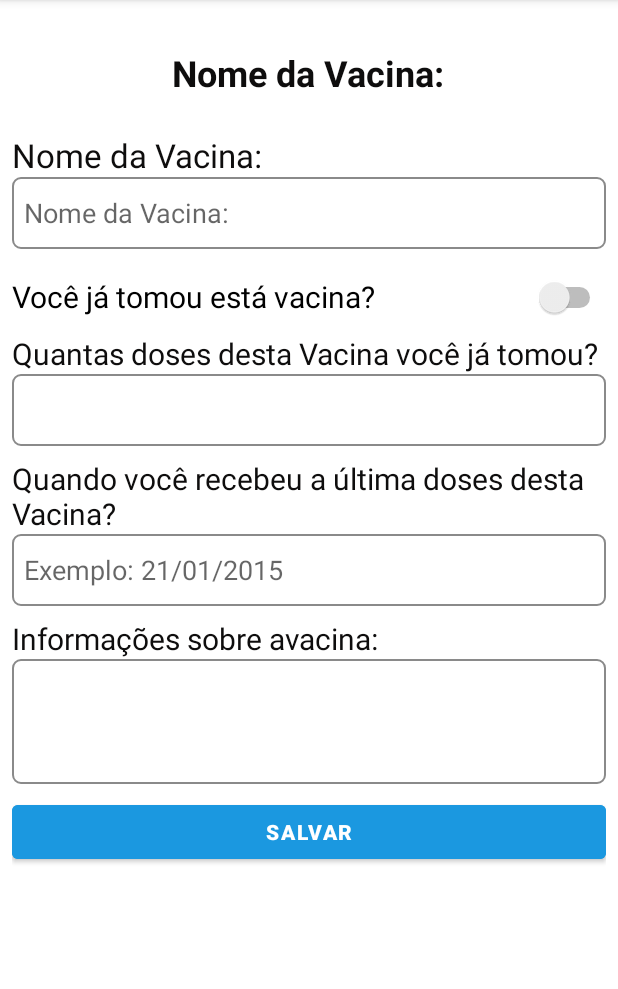
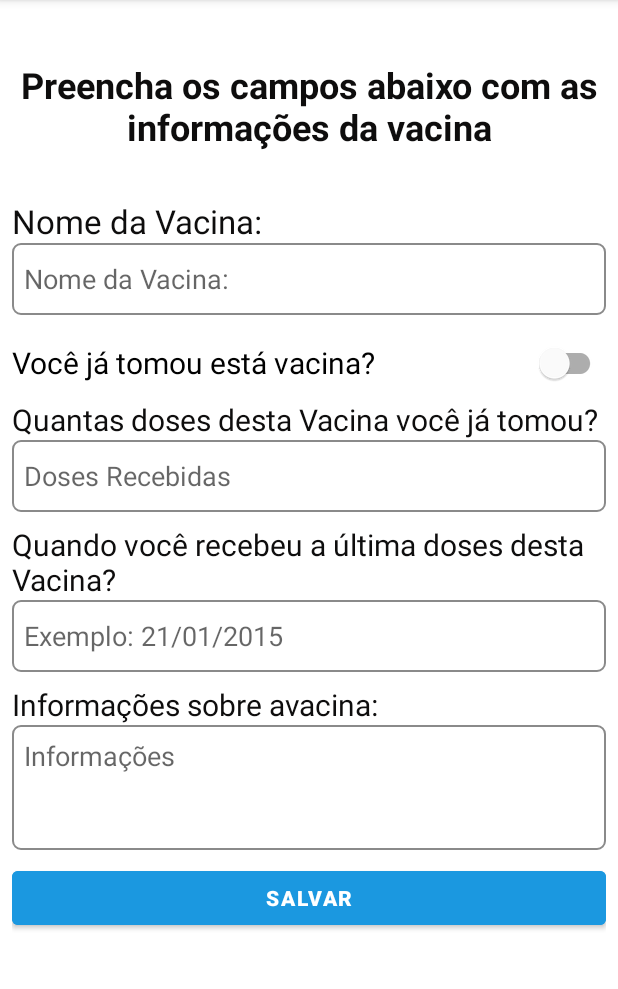
Before and after one commit to AndreMP93/VacinaEmDia, an Android app: the DetalhesVacinaActivity screen opened directly, with no data from a screen before it, after a tap on "TODO", on a phone screen of 412 x 824 dp, the part 84-1073 px from its top. Run offline under Robolectric (Android 15) with nearby library versions, the phone set to English and light mode, and no system bars; our stand-ins replace Room's generated code; 5 statements that could not run were skipped.

Commit message:
Atualizaçao: 02/06/2023 Ajustes

```diff
--- a/app/src/main/java/com/example/vacinaemdia/activity/DetalhesVacinaActivity.kt
+++ b/app/src/main/java/com/example/vacinaemdia/activity/DetalhesVacinaActivity.kt
@@ -8,7 +8,6 @@ import android.view.Menu
 import android.view.MenuItem
 import android.widget.TextView
 import androidx.core.content.ContextCompat
-import androidx.lifecycle.Observer
 import androidx.lifecycle.ViewModelProvider
 import com.example.vacinaemdia.R
 import com.example.vacinaemdia.database.VacinaEmDiaDatabase
@@ -85,18 +84,18 @@ class DetalhesVacinaActivity : AppCompatActivity() {
         return super.onOptionsItemSelected(item)
     }
 
-    fun inicializarVariaveis(){
+    private fun inicializarVariaveis(){
         nomeVacina = findViewById(R.id.textViewNomeVacina)
         detalheStatus = findViewById(R.id.detalheStatusVacina)
         detalheInformacoes = findViewById(R.id.detalheInformacoes)
     }
-    fun excluirVacina(v: Vacina){
-        viewModel.excluirVacina(vacina)
+    private fun excluirVacina(v: Vacina){
+        viewModel.excluirVacina(v)
         finish()
     }
 
-    fun editarVacina(v: Vacina){
-        val intent = Intent(applicationContext, EditarVacinaActivity::class.java)
+    private fun editarVacina(v: Vacina){
+        val intent = Intent(applicationContext, FormularioVacinaActivity::class.java)
         intent.putExtra("objetoVacina", v)
         startActivity(intent)
     }
@@ -105,19 +104,20 @@ class DetalhesVacinaActivity : AppCompatActivity() {
         val bd = VacinaEmDiaDatabase.getInstance(this)
         viewModel = ViewModelProvider(
             this,
-            VacinaViewModelFactory(VacinasRepository(bd.vacinaDao))
-        ).get(VacinaViewModel::class.java)
+            VacinaViewModelFactory(application, VacinasRepository(bd.vacinaDao))
+        )[VacinaViewModel::class.java]
     }
 
     private fun setObserver(){
-        viewModel.vacina.observe(this, Observer {
+        viewModel.vacina.observe(this){
             vacina = it
             exibirDadosVacina()
-        })
-
-        viewModel.erroManager.observe(this, Observer {
-            exibirSnackbar(getString(it))
-        })
+        }
+        viewModel.validacao.observe(this){
+            if(!it.status()){
+                exibirSnackbar(it.errorMessage())
+            }
+        }
     }
 
     private fun exibirSnackbar(menssagem: String){
--- a/app/src/main/java/com/example/vacinaemdia/activity/EditarVacinaActivity.kt
+++ /dev/null
@@ -1,113 +0,0 @@
-package com.example.vacinaemdia.activity
-
-import androidx.appcompat.app.AppCompatActivity
-import android.os.Bundle
-import android.widget.Button
-import android.widget.EditText
-import android.widget.Switch
-import androidx.core.content.ContextCompat
-import androidx.lifecycle.Observer
-import androidx.lifecycle.ViewModelProvider
-import com.example.vacinaemdia.R
-import com.example.vacinaemdia.database.VacinaEmDiaDatabase
-import com.example.vacinaemdia.database.repository.VacinasRepository
-import com.example.vacinaemdia.databinding.ActivityEditarVacinaBinding
-import com.example.vacinaemdia.model.Vacina
-import com.example.vacinaemdia.viewmodel.VacinaViewModel
-import com.example.vacinaemdia.viewmodel.VacinaViewModelFactory
-import com.google.android.material.snackbar.Snackbar
-
-
-class EditarVacinaActivity : AppCompatActivity() {
-
-    private lateinit var viewModel: VacinaViewModel
-    private lateinit var binding: ActivityEditarVacinaBinding
-
-    private lateinit var botaoSalvar: Button
-    private lateinit var boxNomeVacina: EditText
-    private lateinit var switchStatus: Switch
-    private lateinit var boxDosesRecebidas: EditText
-    private lateinit var boxDataVacinacao: EditText
-    private lateinit var boxInformacoes: EditText
-    private lateinit var vacina: Vacina
-
-    override fun onCreate(savedInstanceState: Bundle?) {
-        super.onCreate(savedInstanceState)
-        binding = ActivityEditarVacinaBinding.inflate(layoutInflater)
-        setContentView(binding.root)
-
-        instanciarViewModel()
-        setObserver()
-
-        //Recuperando dados do DetalhesVacinaACtivity
-        val dados: Bundle? = intent.extras
-        vacina = dados?.getSerializable("objetoVacina") as Vacina
-
-        inicializarVariaveis(vacina)
-
-        botaoSalvar.setOnClickListener {
-            atualizarDadosVacina()
-        }
-    }
-
-    fun inicializarVariaveis(v: Vacina){
-        botaoSalvar = binding.formularioVacina.buttonFormularioSalvar
-        boxNomeVacina = binding.formularioVacina.boxNomeVacina
-        switchStatus = binding.formularioVacina.switchStatusVacina
-        boxDataVacinacao = binding.formularioVacina.boxDataUltVacinacao
-        boxDosesRecebidas = binding.formularioVacina.boxDosesRecebidas
-        boxInformacoes = binding.formularioVacina.boxInformacoes
-
-        boxNomeVacina.setText(v.nomeVacina)
-        switchStatus.isChecked = v.statusVacina
-        boxDataVacinacao.setText(v.dataUltimaDose)
-        boxDosesRecebidas.setText(v.dosesRecebidasVacina.toString())
-        boxInformacoes.setText(v.informacoes)
-    }
-
-    private fun instanciarViewModel(){
-        val bd = VacinaEmDiaDatabase.getInstance(this)
-        viewModel = ViewModelProvider(
-            this,
-            VacinaViewModelFactory(VacinasRepository(bd.vacinaDao))
-        ).get(VacinaViewModel::class.java)
-    }
-
-    private fun exibirSnackbar(menssagem: String){
-        Snackbar.make(
-            binding.root,
-            menssagem,
-            Snackbar.LENGTH_LONG
-        ).show()
-    }
-
-    private fun atualizarDadosVacina(){
-        val dosesRecebidas = if(
-            boxDosesRecebidas.text.toString().isEmpty()
-            || boxDosesRecebidas.text.toString().isBlank()) 0
-        else boxDosesRecebidas.text.toString().toInt()
-
-        val v = Vacina(
-            boxNomeVacina.text.toString(),
-            switchStatus.isChecked,
-            dosesRecebidas,
-            boxDataVacinacao.text.toString(),
-            boxInformacoes.text.toString(),
-            vacina.id
-        )
-        viewModel.atualizarDadosVacina(v)
-    }
-
-    private fun setObserver(){
-        viewModel.erroManager.observe(this, Observer {
-            exibirSnackbar(getString(it))
-        })
-
-        viewModel.successManager.observe(this, Observer {
-            if (it){
-                finish()
-            }
-        })
-    }
-
-}
--- /dev/null
+++ b/app/src/main/java/com/example/vacinaemdia/activity/FormularioVacinaActivity.kt
@@ -0,0 +1,85 @@
+package com.example.vacinaemdia.activity;
+
+import androidx.appcompat.app.AppCompatActivity;
+
+import android.os.Bundle;
+import androidx.lifecycle.ViewModelProvider
+
+import com.example.vacinaemdia.R;
+import com.example.vacinaemdia.database.VacinaEmDiaDatabase
+import com.example.vacinaemdia.database.repository.VacinasRepository
+import com.example.vacinaemdia.databinding.ActivityFormularioVacinaBinding;
+import com.example.vacinaemdia.model.Vacina
+import com.example.vacinaemdia.viewmodel.VacinaViewModel
+import com.example.vacinaemdia.viewmodel.VacinaViewModelFactory
+import com.google.android.material.snackbar.Snackbar
+
+public class FormularioVacinaActivity : AppCompatActivity() {
+
+    private lateinit var binding: ActivityFormularioVacinaBinding
+    private lateinit var viewModel: VacinaViewModel
+    private var vacina: Vacina? = null
+
+    override fun onCreate(savedInstanceState: Bundle?) {
+        super.onCreate(savedInstanceState);
+        binding = ActivityFormularioVacinaBinding.inflate(layoutInflater)
+        setContentView(binding.root);
+
+        viewModel = ViewModelProvider(
+            this,
+            VacinaViewModelFactory(
+                application,
+                VacinasRepository(VacinaEmDiaDatabase.getInstance(this).vacinaDao)
+            )
+        )[VacinaViewModel::class.java]
+
+        val dados = intent.extras
+        vacina = dados?.getSerializable("objetoVacina") as Vacina?
+        println("TESTE: vacina = ${vacina.toString()}")
+        if(vacina != null){
+            binding.editNomeVacina.setText(vacina!!.nomeVacina)
+            binding.switchVacinaStatus.isChecked = vacina!!.statusVacina
+            binding.editDataUltVacinacao.setText(vacina!!.dataUltimaDose)
+            binding.editDosesRecebidas.setText(vacina!!.dosesRecebidasVacina.toString())
+            binding.editInformacoesVacina.setText(vacina!!.informacoes)
+            binding.buttonFormularioSalvarAutualizar.text = getString(R.string.botao_editar)
+        }
+
+        binding.buttonFormularioSalvarAutualizar.setOnClickListener {
+            val newVacina = Vacina(
+                binding.editNomeVacina.text.toString(),
+                binding.switchVacinaStatus.isChecked,
+                binding.editDosesRecebidas.text.toString().toInt(),
+                binding.editDataUltVacinacao.text.toString(),
+                binding.editInformacoesVacina.text.toString()
+            )
+            println("TESTE 2: vacina = ${vacina.toString()}")
+            if(vacina != null){
+                println("Teste: newVacina = $newVacina")
+                viewModel.atualizarDadosVacina(newVacina)
+            }else{
+                viewModel.cadastrarNovaVacina(newVacina)
+            }
+        }
+        setObserves()
+    }
+
+    private fun setObserves(){
+        viewModel.validacao.observe(this){
+            if(it.status()){
+                exibirSnackbar(getString(R.string.aviso_dados_salvos))
+                finish()
+            }else{
+                exibirSnackbar(it.errorMessage())
+            }
+        }
+    }
+
+    private fun exibirSnackbar(menssagem: String){
+        Snackbar.make(
+            binding.root,
+            menssagem,
+            Snackbar.LENGTH_LONG
+        ).show()
+    }
+}
--- a/app/src/main/java/com/example/vacinaemdia/viewmodel/VacinaViewModel.kt
+++ b/app/src/main/java/com/example/vacinaemdia/viewmodel/VacinaViewModel.kt
@@ -1,83 +1,93 @@
 package com.example.vacinaemdia.viewmodel
 
+import android.app.Application
+import androidx.lifecycle.AndroidViewModel
+import androidx.lifecycle.LiveData
 import androidx.lifecycle.MutableLiveData
 import androidx.lifecycle.ViewModel
 import androidx.lifecycle.viewModelScope
 import com.example.vacinaemdia.R
 import com.example.vacinaemdia.database.repository.VacinasRepository
 import com.example.vacinaemdia.model.Vacina
+import com.example.vacinaemdia.model.ValidacaoModel
 import kotlinx.coroutines.launch
 
-class VacinaViewModel(private val vacinasRepository: VacinasRepository) : ViewModel() {
+class VacinaViewModel(
+    private val application: Application,
+    private val vacinasRepository: VacinasRepository
+) : AndroidViewModel(application) {
 
-    val listaDeVacinas = MutableLiveData<ArrayList<Vacina>>()
-    val vacina = MutableLiveData<Vacina>()
-    val erroManager = MutableLiveData<Int>()
-    val successManager = MutableLiveData<Boolean>()
+    private val _listaDeVacinas = MutableLiveData<ArrayList<Vacina>>()
+    val listaDeVacinas: LiveData<ArrayList<Vacina>> = _listaDeVacinas
+    private val _vacina = MutableLiveData<Vacina>()
+    val vacina: LiveData<Vacina> = _vacina
 
+    private val _validacao = MutableLiveData<ValidacaoModel>()
+    val validacao: LiveData<ValidacaoModel> = _validacao
 
     init {
-        listaDeVacinas.postValue(ArrayList<Vacina>())
+        _listaDeVacinas.postValue(ArrayList<Vacina>())
     }
 
-    fun recuperarListaDeVacinas(){
+    fun recuperarListaDeVacinas() {
         viewModelScope.launch {
             try {
-                val lista  = vacinasRepository.listarTodaAsVacinas() as ArrayList<Vacina>
-                listaDeVacinas.postValue(lista)
-            }catch (e: Exception){
-                erroManager.postValue(R.string.aviso_erro_acesso_bd)
+                val lista = vacinasRepository.listarTodaAsVacinas() as ArrayList<Vacina>
+                _listaDeVacinas.postValue(lista)
+            } catch (e: Exception) {
+                _validacao.value = ValidacaoModel(application.getString(R.string.aviso_erro_acesso_bd))
             }
         }
     }
 
-    fun cadastrarNovaVacina(vacina: Vacina){
+    fun cadastrarNovaVacina(vacina: Vacina) {
         viewModelScope.launch {
             try {
-                if (vacina.nomeVacina.isNotEmpty() || vacina.nomeVacina.isNotBlank()){
+                if (vacina.nomeVacina.isNotEmpty() || vacina.nomeVacina.isNotBlank()) {
                     vacinasRepository.cadastrarVacina(vacina)
-                    successManager.postValue(true)
-                }else{
-                    erroManager.postValue(R.string.aviso_campo_obrigatorio)
+                    _validacao.postValue(ValidacaoModel())
+                } else {
+                    _validacao.postValue(ValidacaoModel(application.getString(R.string.aviso_campo_obrigatorio)))
                 }
-            }catch (e: Exception){
-                erroManager.postValue(R.string.aviso_erro_cadastro_bd)
+            } catch (e: Exception) {
+                _validacao.postValue(ValidacaoModel(application.getString(R.string.aviso_erro_cadastro_bd)))
             }
         }
     }
 
-    fun atualizarDadosVacina(vacina: Vacina){
+    fun atualizarDadosVacina(vacina: Vacina) {
         viewModelScope.launch {
             try {
                 if (vacina.nomeVacina.isNotEmpty() || vacina.nomeVacina.isNotBlank()) {
                     vacinasRepository.atualizarVacina(vacina)
-                    successManager.postValue(true)
-                }else{
-                    erroManager.postValue(R.string.aviso_campo_obrigatorio)
+                    _validacao.postValue(ValidacaoModel())
+                } else {
+                    _validacao.postValue(ValidacaoModel(application.getString(R.string.aviso_campo_obrigatorio)))
                 }
-            }catch (e: Exception){
-                erroManager.postValue(R.string.aviso_erro_atualizacao_bd)
+            } catch (e: Exception) {
+                _validacao.postValue(ValidacaoModel(application.getString(R.string.aviso_erro_atualizacao_bd)))
             }
         }
     }
 
-    fun excluirVacina(vacina: Vacina){
+    fun excluirVacina(vacina: Vacina) {
         viewModelScope.launch {
             try {
                 vacinasRepository.excluirVacina(vacina)
-            }catch (e: Exception){
-                erroManager.postValue(R.string.aviso_erro_excluir_bd)
+                _validacao.value = ValidacaoModel()
+            } catch (e: Exception) {
+                _validacao.value = ValidacaoModel(application.getString(R.string.aviso_erro_excluir_bd))
             }
         }
     }
 
-    fun buscaDadosVacina(id: Int){
+    fun buscaDadosVacina(id: Int) {
         viewModelScope.launch {
             try {
                 val v = vacinasRepository.buscarVacinaPorId(id)
-                vacina.postValue(v)
-            }catch (e: Exception){
-                erroManager.postValue(R.string.aviso_erro_acesso_bd)
+                _vacina.postValue(v)
+            } catch (e: Exception) {
+                _validacao.value = ValidacaoModel(application.getString(R.string.aviso_erro_acesso_bd))
             }
         }
     }
--- a/app/src/main/java/com/example/vacinaemdia/viewmodel/VacinaViewModelFactory.kt
+++ b/app/src/main/java/com/example/vacinaemdia/viewmodel/VacinaViewModelFactory.kt
@@ -1,14 +1,18 @@
 package com.example.vacinaemdia.viewmodel
 
+import android.app.Application
 import androidx.lifecycle.ViewModel
 import androidx.lifecycle.ViewModelProvider
 import com.example.vacinaemdia.database.repository.VacinasRepository
 
-class VacinaViewModelFactory(private val vacinasRepository: VacinasRepository) : ViewModelProvider.Factory {
+class VacinaViewModelFactory(
+    private val application: Application,
+    private val vacinasRepository: VacinasRepository
+) : ViewModelProvider.Factory {
     override fun <T : ViewModel> create(modelClass: Class<T>): T {
-        return if( modelClass.isAssignableFrom(VacinaViewModel::class.java)){
-            VacinaViewModel(this.vacinasRepository) as T
-        }else{
+        return if (modelClass.isAssignableFrom(VacinaViewModel::class.java)) {
+            VacinaViewModel(this.application, this.vacinasRepository) as T
+        } else {
             throw IllegalArgumentException("ViewModel Not Found")
         }
     }
--- a/app/src/main/res/layout/activity_editar_vacina.xml
+++ /dev/null
@@ -1,48 +0,0 @@
-<?xml version="1.0" encoding="utf-8"?>
-<androidx.constraintlayout.widget.ConstraintLayout xmlns:android="http://schemas.android.com/apk/res/android"
-    xmlns:app="http://schemas.android.com/apk/res-auto"
-    xmlns:tools="http://schemas.android.com/tools"
-    android:layout_width="match_parent"
-    android:layout_height="match_parent"
-    tools:context=".activity.EditarVacinaActivity">
-
-    <ScrollView
-        android:layout_width="match_parent"
-        android:layout_height="match_parent"
-        app:layout_constraintBottom_toBottomOf="parent"
-        app:layout_constraintEnd_toEndOf="parent"
-        app:layout_constraintStart_toStartOf="parent"
-        app:layout_constraintTop_toTopOf="parent">
-
-        <androidx.constraintlayout.widget.ConstraintLayout
-            android:layout_width="match_parent"
-            android:layout_height="wrap_content">
-
-            <TextView
-                android:id="@+id/textTituloEditarVacina"
-                android:layout_width="wrap_content"
-                android:layout_height="wrap_content"
-                android:layout_marginTop="32dp"
-                android:text="@string/nome_vacina"
-                android:textColor="@color/preto"
-                android:textSize="24sp"
-                android:textStyle="bold"
-                app:layout_constraintEnd_toEndOf="parent"
-                app:layout_constraintHorizontal_bias="0.498"
-                app:layout_constraintStart_toStartOf="parent"
-                app:layout_constraintTop_toTopOf="parent" />
-
-            <include
-                android:id="@+id/formularioVacina"
-                layout="@layout/formulario_vacina"
-                android:layout_width="0dp"
-                android:layout_height="wrap_content"
-                android:layout_marginTop="16dp"
-                app:layout_constraintBottom_toBottomOf="parent"
-                app:layout_constraintEnd_toEndOf="parent"
-                app:layout_constraintStart_toStartOf="parent"
-                app:layout_constraintTop_toBottomOf="@+id/textTituloEditarVacina" />
-        </androidx.constraintlayout.widget.ConstraintLayout>
-    </ScrollView>
-
-</androidx.constraintlayout.widget.ConstraintLayout>
--- /dev/null
+++ b/app/src/main/res/layout/activity_formulario_vacina.xml
@@ -0,0 +1,146 @@
+<?xml version="1.0" encoding="utf-8"?>
+<androidx.constraintlayout.widget.ConstraintLayout xmlns:android="http://schemas.android.com/apk/res/android"
+    xmlns:app="http://schemas.android.com/apk/res-auto"
+    xmlns:tools="http://schemas.android.com/tools"
+    android:layout_width="match_parent"
+    android:layout_height="match_parent"
+    tools:context=".activity.FormularioVacinaActivity">
+
+    <ScrollView
+        android:layout_width="match_parent"
+        android:layout_height="match_parent"
+        app:layout_constraintBottom_toBottomOf="parent"
+        app:layout_constraintEnd_toEndOf="parent"
+        app:layout_constraintStart_toStartOf="parent"
+        app:layout_constraintTop_toTopOf="parent">
+
+        <LinearLayout
+            android:layout_width="match_parent"
+            android:layout_height="wrap_content"
+            android:orientation="vertical"
+            android:padding="8dp">
+
+            <TextView
+                android:id="@+id/tituloFormulario"
+                android:layout_width="match_parent"
+                android:layout_height="wrap_content"
+                android:layout_marginTop="32dp"
+                android:layout_marginBottom="32dp"
+                android:gravity="center"
+                android:text="@string/tela_Adicionar_Vacina"
+                android:textColor="@color/preto"
+                android:textSize="24sp"
+                android:textStyle="bold"
+                app:layout_constraintEnd_toEndOf="parent"
+                app:layout_constraintStart_toStartOf="parent"
+                app:layout_constraintTop_toTopOf="parent" />
+
+            <TextView
+                android:id="@+id/textViewNomeVacina"
+                android:layout_width="match_parent"
+                android:layout_height="wrap_content"
+                android:text="@string/nome_vacina"
+                android:textColor="@color/preto"
+                android:textSize="22sp" />
+
+            <EditText
+                android:id="@+id/editNomeVacina"
+                android:layout_width="match_parent"
+                android:layout_height="wrap_content"
+                android:layout_marginBottom="8dp"
+                android:background="@drawable/caixa_texto_customizada"
+                android:ems="10"
+                android:hint="@string/nome_vacina"
+                android:inputType="textPersonName"
+                android:minHeight="48dp"
+                android:padding="8dp" />
+
+            <com.google.android.material.switchmaterial.SwitchMaterial
+                android:id="@+id/switchVacinaStatus"
+                android:layout_width="match_parent"
+                android:layout_height="wrap_content"
+                android:checked="false"
+                android:minHeight="48dp"
+                android:text="@string/status_vacina"
+                android:textOff="@string/vacina_pendente"
+                android:textOn="@string/vacinado"
+                android:textSize="20sp" />
+
+            <TextView
+                android:id="@+id/textViewQuantidade"
+                android:layout_width="match_parent"
+                android:layout_height="wrap_content"
+                android:text="@string/doses_recebidas"
+                android:textColor="@color/preto"
+                android:textSize="20sp" />
+
+            <EditText
+                android:id="@+id/editDosesRecebidas"
+                android:layout_width="match_parent"
+                android:layout_height="wrap_content"
+                android:layout_marginBottom="8dp"
+                android:background="@drawable/caixa_texto_customizada"
+                android:ems="10"
+                android:hint="@string/quantidade_dose"
+                android:inputType="number"
+                android:minHeight="48dp"
+                android:padding="8dp" />
+
+            <TextView
+                android:id="@+id/textViewDataDose"
+                android:layout_width="match_parent"
+                android:layout_height="wrap_content"
+                android:text="@string/data_doses_recebidas"
+                android:textColor="@color/preto"
+                android:textSize="20sp" />
+
+            <EditText
+                android:id="@+id/editDataUltVacinacao"
+                android:layout_width="match_parent"
+                android:layout_height="wrap_content"
+                android:layout_marginBottom="8dp"
+                android:background="@drawable/caixa_texto_customizada"
+                android:ems="10"
+                android:hint="@string/data_exemplo"
+                android:inputType="date"
+                android:minHeight="48dp"
+                android:padding="8dp" />
+
+            <TextView
+                android:id="@+id/textViewInfoVacina"
+                android:layout_width="match_parent"
+                android:layout_height="wrap_content"
+                android:text="@string/informacoes"
+                android:textColor="@color/preto"
+                android:textSize="20sp" />
+
+            <EditText
+                android:id="@+id/editInformacoesVacina"
+                android:layout_width="match_parent"
+                android:layout_height="wrap_content"
+                android:layout_marginBottom="8dp"
+                android:background="@drawable/caixa_texto_customizada"
+                android:ems="10"
+                android:gravity="top"
+                android:hint="@string/informacoes_vacina"
+                android:inputType="textMultiLine|textPersonName"
+                android:lines="3"
+                android:maxLines="6"
+                android:minHeight="48dp"
+                android:minLines="3"
+                android:nestedScrollingEnabled="true"
+                android:padding="8dp"
+                android:scrollbars="vertical"
+                android:singleLine="false" />
+
+            <Button
+                android:id="@+id/buttonFormularioSalvarAutualizar"
+                android:layout_width="match_parent"
+                android:layout_height="wrap_content"
+                android:backgroundTint="@color/azul"
+                android:text="@string/botao_salvar"
+                android:textStyle="bold" />
+
+        </LinearLayout>
+    </ScrollView>
+</androidx.constraintlayout.widget.ConstraintLayout>
--- a/app/src/main/res/values/strings.xml
+++ b/app/src/main/res/values/strings.xml
@@ -18,10 +18,11 @@
     <string name="statusVacinaPendente">Vacina Pendente</string>
     <string name="statusData">Vacinado em</string>
     <string name="statusDoses">Doses da Vacina Recebidas:</string>
-
+    <string name="quantidade_dose">Doses Recebidas</string>
+    <string name="informacoes_vacina">Informações</string>
 
     <string name="botao_salvar">Salvar</string>
-    <string name="botao_editar">Editar Informações</string>
+    <string name="botao_editar">Atualizar Informações</string>
     <string name="botao_excluir">Excluir Vacina</string>
 
     <string name="vacinado">1</string>
@@ -32,6 +33,8 @@
     <string name="aviso_erro_cadastro_bd">"Erro ao cadastar a vacina"</string>
     <string name="aviso_erro_atualizacao_bd">"Erro ao Atualizar os dados da vacina"</string>
     <string name="aviso_erro_excluir_bd">"Erro ao excluir o Banco de Dados"</string>
+    <string name="aviso_dados_salvos">"Os dados da vacina foram salvos com sucesso"</string>
+
 
 
 </resources>
```
Also changed, not shown: app/src/main/AndroidManifest.xml (+4 -8 lines), app/src/main/java/com/example/vacinaemdia/activity/AdicionarVacinaActivity.kt (deleted, +0 -111 lines), app/src/main/java/com/example/vacinaemdia/activity/MainActivity.kt (+12 -9 lines), app/src/main/java/com/example/vacinaemdia/model/ValidacaoModel.kt (added, +16 -0 lines), app/src/main/res/layout/activity_adicionar_vacina.xml (deleted, +0 -52 lines).
